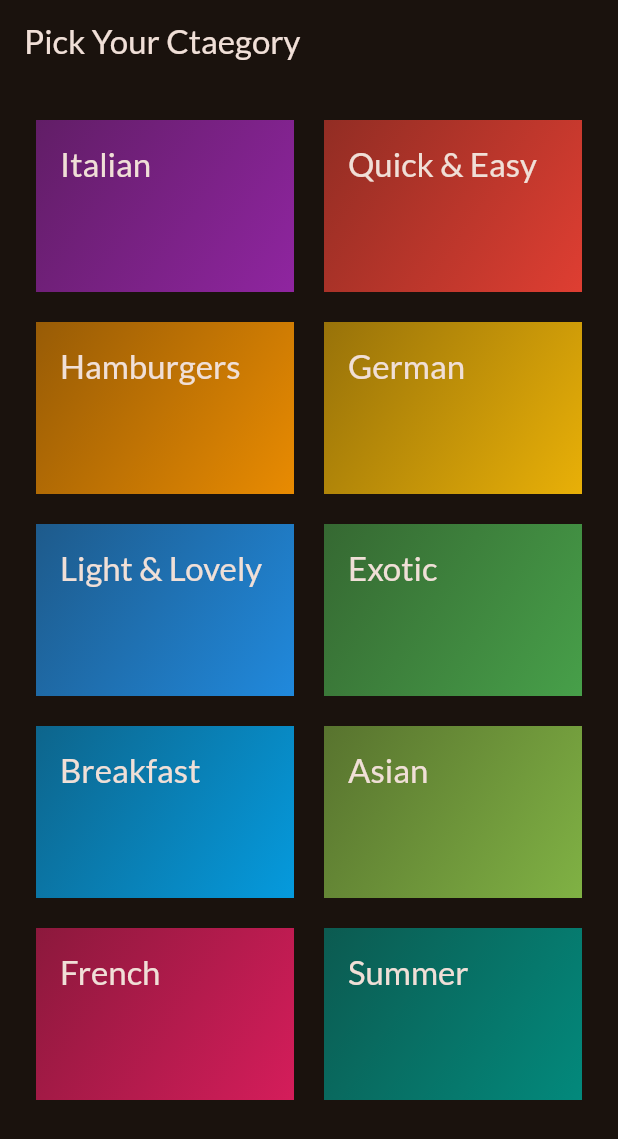
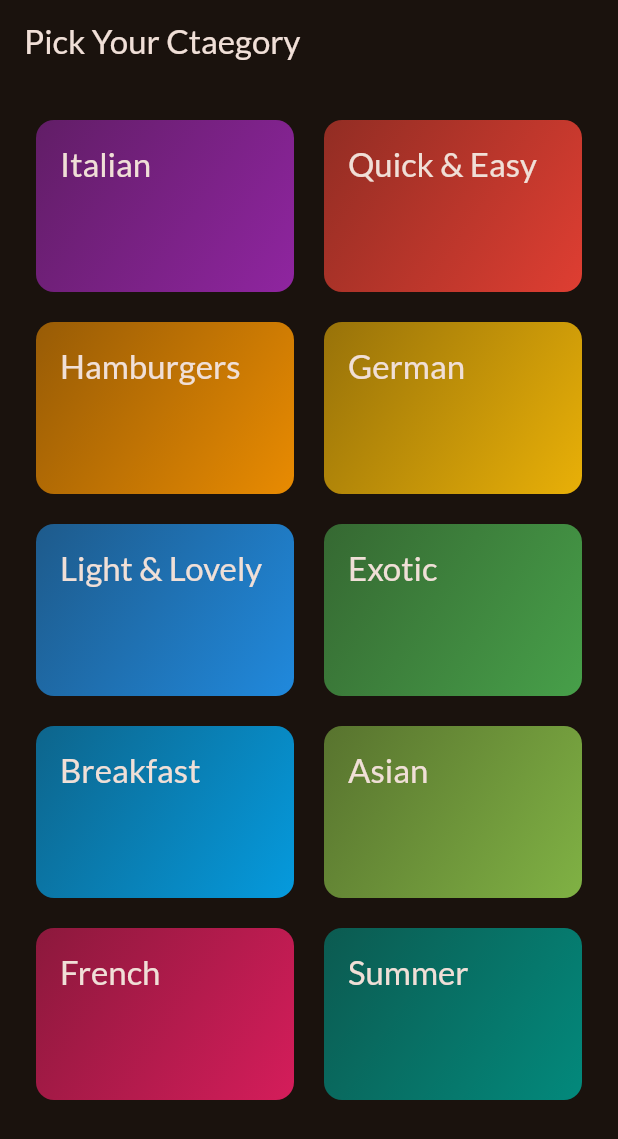
Before and after one commit to AnojAryal/Flutter-Projects, a Flutter app: the screen it shows after launch, on a phone screen of 412 x 824 dp. Shown: the top 1139 px of the screen. Run offline on Flutter 3.47's test engine with Material 3 defaults, Android fonts, the phone set to English and light mode, and no system bars; our stand-ins replace google_fonts.

Commit message:
making widgets tapable using inkwell

```diff
--- a/meals_app/lib/widgets/category_grid_item.dart
+++ b/meals_app/lib/widgets/category_grid_item.dart
@@ -8,9 +8,14 @@ class CategoryGridItem extends StatelessWidget {
 
   @override
   Widget build(BuildContext context) {
-    return Container(
+    return InkWell(
+      onTap: (){},
+      splashColor: Theme.of(context).primaryColor,
+      borderRadius: BorderRadius.circular(12),
+      child: Container(
         padding:const EdgeInsets.all(16),
         decoration: BoxDecoration(
+          borderRadius: BorderRadius.circular(12),
             gradient: LinearGradient(
           colors: [
             category.color.withOpacity(0.55),
@@ -26,6 +31,7 @@ class CategoryGridItem extends StatelessWidget {
               .titleLarge!
               .copyWith(color: Theme.of(context).colorScheme.onBackground),
         ),
+      ),
     );
   }
 }
```
Lines whose indentation alone changed are shown as unchanged.
